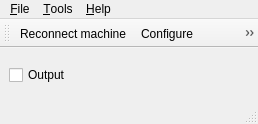
First picture: the form in plover/gui_qt/main_window.ui, repository benoit-pierre/plover, before the edit.
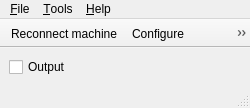
Second picture: the form after the edit. Icons and pictures are not drawn.

Commit message:
gui_qt: tweak main window toolbar
- disable floating/move support
- unify with the title bar on OS X

What changed in the file:
```diff
--- a/plover/gui_qt/main_window.ui
+++ b/plover/gui_qt/main_window.ui
@@ -9,8 +9,8 @@
    <rect>
     <x>0</x>
     <y>0</y>
-    <width>258</width>
-    <height>124</height>
+    <width>250</width>
+    <height>99</height>
    </rect>
   </property>
   <property name="minimumSize">
@@ -67,7 +67,7 @@
     <rect>
      <x>0</x>
      <y>0</y>
-     <width>258</width>
+     <width>250</width>
      <height>19</height>
     </rect>
    </property>
@@ -108,6 +108,9 @@
    <property name="windowTitle">
     <string>Plover: Toolbar</string>
    </property>
+   <property name="movable">
+    <bool>false</bool>
+   </property>
    <property name="iconSize">
     <size>
      <width>16</width>
```
Left out of the diff: 6 changed lines with no effect on the pictures.
